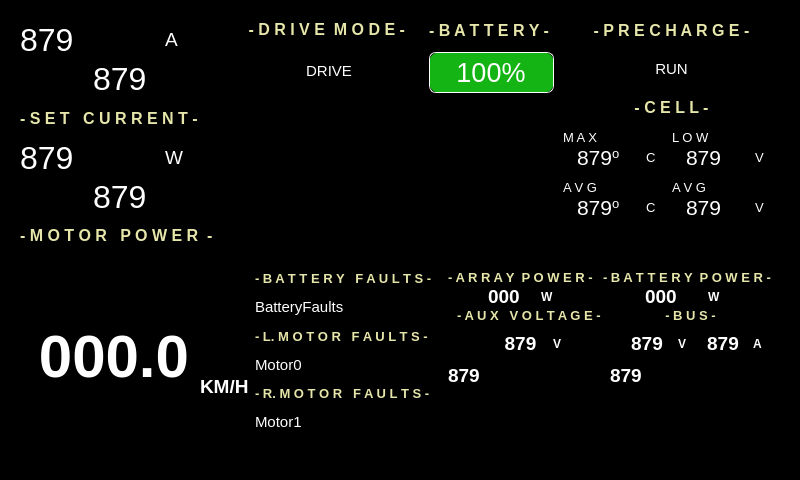
First picture: the form in src/ViewLayer/RaceModeDisplay/RaceModeDashboardUI.ui, repository UCSolarCarTeam/Epsilon-Dashboard, before the edit.
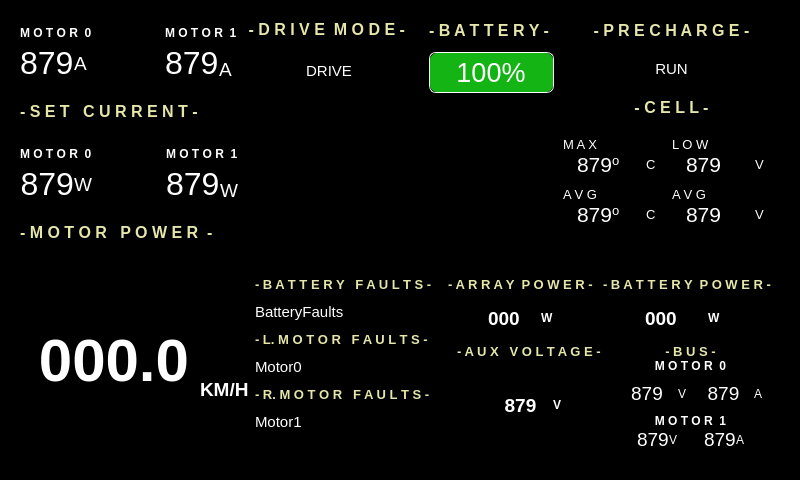
Second picture: the form after the edit. Icons and pictures are not drawn.

Commit message: added labels and organized the race and display mode dashboards to fit with individual motor data

The edit to the form file:
```diff
--- a/src/ViewLayer/RaceModeDisplay/RaceModeDashboardUI.ui
+++ b/src/ViewLayer/RaceModeDisplay/RaceModeDashboardUI.ui
@@ -529,47 +529,7 @@
                <property name="spacing">
                 <number>0</number>
                </property>
-               <item row="0" column="2">
-                <widget class="QLabel" name="motorPowerUnitsLabel">
-                 <property name="font">
-                  <font>
-                   <pointsize>14</pointsize>
-                   <weight>50</weight>
-                   <bold>false</bold>
-                  </font>
-                 </property>
-                 <property name="styleSheet">
-                  <string notr="true">QLabel {
-color: white;
-qproperty-alignment: 'AlignBottom | AlignLeft';
-}</string>
-                 </property>
-                 <property name="text">
-                  <string>W</string>
-                 </property>
-                </widget>
-               </item>
-               <item row="0" column="0" colspan="2">
-                <widget class="QLabel" name="motorZeroPowerLabel">
-                 <property name="font">
-                  <font>
-                   <pointsize>24</pointsize>
-                   <weight>50</weight>
-                   <bold>false</bold>
-                  </font>
-                 </property>
-                 <property name="styleSheet">
-                  <string notr="true">QLabel {
-color: white;
-qproperty-alignment: 'AlignBottom | AlignRight';
-}</string>
-                 </property>
-                 <property name="text">
-                  <string>879</string>
-                 </property>
-                </widget>
-               </item>
-               <item row="2" column="0" colspan="3">
+               <item row="3" column="0" colspan="3">
                 <widget class="QLabel" name="motorPowerTitleLabel">
                  <property name="font">
                   <font>
@@ -591,8 +551,113 @@
                  </property>
                 </widget>
                </item>
-               <item row="1" column="1">
+               <item row="1" column="0">
+                <layout class="QVBoxLayout" name="motorZeroPowerInfo">
+                 <item>
+                  <widget class="QLabel" name="motorZeroPowerTitleLabel">
+                   <property name="font">
+                    <font>
+                     <weight>75</weight>
+                     <bold>true</bold>
+                    </font>
+                   </property>
+                   <property name="styleSheet">
+                    <string notr="true">color: white;</string>
+                   </property>
+                   <property name="text">
+                    <string>M O T O R  0</string>
+                   </property>
+                  </widget>
+                 </item>
+                 <item>
+                  <layout class="QHBoxLayout" name="motorZeroPowerDataInfo">
+                   <item>
+                    <widget class="QLabel" name="motorZeroPowerLabel">
+                     <property name="sizePolicy">
+                      <sizepolicy hsizetype="Fixed" vsizetype="Preferred">
+                       <horstretch>0</horstretch>
+                       <verstretch>0</verstretch>
+                      </sizepolicy>
+                     </property>
+                     <property name="font">
+                      <font>
+                       <pointsize>24</pointsize>
+                       <weight>50</weight>
+                       <bold>false</bold>
+                      </font>
+                     </property>
+                     <property name="styleSheet">
+                      <string notr="true">QLabel {
+color: white;
+qproperty-alignment: 'AlignBottom | AlignRight';
+}</string>
+                     </property>
+                     <property name="text">
+                      <string>879</string>
+                     </property>
+                     <property name="alignment">
+                      <set>Qt::AlignBottom|Qt::AlignRight|Qt::AlignTrailing</set>
+                     </property>
+                    </widget>
+                   </item>
+                   <item>
+                    <widget class="QLabel" name="motorZeroPowerUnitsLabel">
+                     <property name="sizePolicy">
+                      <sizepolicy hsizetype="Fixed" vsizetype="Preferred">
+                       <horstretch>0</horstretch>
+                       <verstretch>0</verstretch>
+                      </sizepolicy>
+                     </property>
+                     <property name="font">
+                      <font>
+                       <pointsize>14</pointsize>
+                       <weight>50</weight>
+                       <bold>false</bold>
+                      </font>
+                     </property>
+                     <property name="styleSheet">
+                      <string notr="true">QLabel {
+color: white;
+qproperty-alignment: 'AlignBottom | AlignLeft';
+}</string>
+                     </property>
+                     <property name="text">
+                      <string>W</string>
+                     </property>
+                    </widget>
+                   </item>
+                  </layout>
+                 </item>
+                </layout>
+               </item>
+               <item row="1" column="2">
+                <layout class="QVBoxLayout" name="motorOnePowerInfo">
+                 <item>
+                  <widget class="QLabel" name="motorOnePowerTitleLabel">
+                   <property name="font">
+                    <font>
+                     <weight>75</weight>
+                     <bold>true</bold>
+                    </font>
+                   </property>
+                   <property name="styleSheet">
+                    <string notr="true">color: white;</string>
+                   </property>
+                   <property name="text">
+                    <string>M O T O R  1</string>
+                   </property>
+                  </widget>
+                 </item>
+                 <item>
+                  <layout class="QHBoxLayout" name="motorOnePowerDataInfo">
+                   <item>
                 <widget class="QLabel" name="motorOnePowerLabel">
+                     <property name="sizePolicy">
+                      <sizepolicy hsizetype="Fixed" vsizetype="Preferred">
+                       <horstretch>0</horstretch>
+                       <verstretch>0</verstretch>
+                      </sizepolicy>
+                     </property>
                  <property name="font">
                   <font>
                    <pointsize>24</pointsize>
@@ -608,6 +673,34 @@
                   <string>879</string>
                  </property>
                 </widget>
+                   </item>
+                   <item>
+                    <widget class="QLabel" name="motorOnePowerUnitsLabel">
+                     <property name="sizePolicy">
+                      <sizepolicy hsizetype="Fixed" vsizetype="Preferred">
+                       <horstretch>0</horstretch>
+                       <verstretch>0</verstretch>
+                      </sizepolicy>
+                     </property>
+                     <property name="font">
+                      <font>
+                       <pointsize>14</pointsize>
+                      </font>
+                     </property>
+                     <property name="styleSheet">
+                      <string notr="true">color: white;</string>
+                     </property>
+                     <property name="text">
+                      <string>W</string>
+                     </property>
+                     <property name="alignment">
+                      <set>Qt::AlignBottom|Qt::AlignLeading|Qt::AlignLeft</set>
+                     </property>
+                    </widget>
+                   </item>
+                  </layout>
+                 </item>
+                </layout>
                </item>
               </layout>
              </widget>
@@ -636,45 +729,7 @@
                <property name="spacing">
                 <number>0</number>
                </property>
-               <item row="0" column="2">
-                <widget class="QLabel" name="setCurrentUnitsLabel">
-                 <property name="font">
-                  <font>
-                   <pointsize>14</pointsize>
-                   <weight>50</weight>
-                   <bold>false</bold>
-                  </font>
-                 </property>
-                 <property name="styleSheet">
-                  <string notr="true">QLabel {
-color: white;
-qproperty-alignment: 'AlignBottom | AlignLeft';
-}</string>
-                 </property>
-                 <property name="text">
-                  <string>A</string>
-                 </property>
-                </widget>
-               </item>
-               <item row="0" column="0" colspan="2">
-                <widget class="QLabel" name="motorZeroSetCurrentLabel">
-                 <property name="font">
-                  <font>
-                   <pointsize>24</pointsize>
-                  </font>
-                 </property>
-                 <property name="styleSheet">
-                  <string notr="true">QLabel {
-color: white;
-qproperty-alignment: 'AlignBottom | AlignRight';
-}</string>
-                 </property>
-                 <property name="text">
-                  <string>879</string>
-                 </property>
-                </widget>
-               </item>
-               <item row="2" column="0" colspan="3">
+               <item row="4" column="0" colspan="3">
                 <widget class="QLabel" name="setCurrentTitleLabel">
                  <property name="font">
                   <font>
@@ -696,7 +751,89 @@
                  </property>
                 </widget>
                </item>
-               <item row="1" column="1">
+               <item row="3" column="0">
+                <layout class="QVBoxLayout" name="motorZeroSetCurrentInfo">
+                 <item>
+                  <widget class="QLabel" name="motorZeroSetCurrentTitleLabel">
+                   <property name="font">
+                    <font>
+                     <weight>75</weight>
+                     <bold>true</bold>
+                    </font>
+                   </property>
+                   <property name="styleSheet">
+                    <string notr="true">color: white;</string>
+                   </property>
+                   <property name="text">
+                    <string>M O T O R  0</string>
+                   </property>
+                  </widget>
+                 </item>
+                 <item>
+                  <layout class="QHBoxLayout" name="motorZeroSetCurrentDataInfo">
+                   <item>
+                    <widget class="QLabel" name="motorZeroSetCurrentLabel">
+                     <property name="font">
+                      <font>
+                       <pointsize>24</pointsize>
+                      </font>
+                     </property>
+                     <property name="styleSheet">
+                      <string notr="true">QLabel {
+color: white;
+qproperty-alignment: 'AlignBottom | AlignRight';
+}</string>
+                     </property>
+                     <property name="text">
+                      <string>879</string>
+                     </property>
+                    </widget>
+                   </item>
+                   <item>
+                    <widget class="QLabel" name="motorZeroSetCurrentUnitsLabel">
+                     <property name="font">
+                      <font>
+                       <pointsize>14</pointsize>
+                       <weight>50</weight>
+                       <bold>false</bold>
+                      </font>
+                     </property>
+                     <property name="styleSheet">
+                      <string notr="true">QLabel {
+color: white;
+qproperty-alignment: 'AlignBottom | AlignLeft';
+}</string>
+                     </property>
+                     <property name="text">
+                      <string>A</string>
+                     </property>
+                    </widget>
+                   </item>
+                  </layout>
+                 </item>
+                </layout>
+               </item>
+               <item row="3" column="2">
+                <layout class="QVBoxLayout" name="motorOneSetCurrentInfo">
+                 <item>
+                  <widget class="QLabel" name="motorOneSetCurrentTitleLabel">
+                   <property name="font">
+                    <font>
+                     <weight>75</weight>
+                     <bold>true</bold>
+                    </font>
+                   </property>
+                   <property name="styleSheet">
+                    <string notr="true">color: white;</string>
+                   </property>
+                   <property name="text">
+                    <string>M O T O R  1</string>
+                   </property>
+                  </widget>
+                 </item>
+                 <item>
+                  <layout class="QHBoxLayout" name="motorOneSetCurrentDataInfo">
+                   <item>
                 <widget class="QLabel" name="motorOneSetCurrentLabel">
                  <property name="font">
                   <font>
@@ -714,6 +851,28 @@
                  </property>
                 </widget>
                </item>
+                   <item>
+                    <widget class="QLabel" name="motorOneSetCurrentUnitsLabel">
+                     <property name="font">
+                      <font>
+                       <pointsize>14</pointsize>
+                      </font>
+                     </property>
+                     <property name="styleSheet">
+                      <string notr="true">color: white;</string>
+                     </property>
+                     <property name="text">
+                      <string>A</string>
+                     </property>
+                     <property name="alignment">
+                      <set>Qt::AlignBottom|Qt::AlignLeading|Qt::AlignLeft</set>
+                     </property>
+                    </widget>
+                   </item>
+                  </layout>
+                 </item>
+                </layout>
+               </item>
               </layout>
              </widget>
             </item>
@@ -2401,7 +2560,7 @@
              <number>0</number>
             </property>
             <property name="bottomMargin">
-             <number>64</number>
+             <number>0</number>
             </property>
             <item>
              <widget class="QWidget" name="arrayPowerWidget" native="true">
@@ -2989,7 +3148,28 @@
                    </widget>
                   </item>
                   <item>
-                   <widget class="QWidget" name="busInfoData" native="true">
+                   <layout class="QVBoxLayout" name="busInfoData">
+                    <item>
+                     <widget class="QLabel" name="motorZeroBusLabel">
+                      <property name="font">
+                       <font>
+                        <weight>75</weight>
+                        <bold>true</bold>
+                       </font>
+                      </property>
+                      <property name="styleSheet">
+                       <string notr="true">color: white;</string>
+                      </property>
+                      <property name="text">
+                       <string>M O T O R  0</string>
+                      </property>
+                      <property name="alignment">
+                       <set>Qt::AlignCenter</set>
+                      </property>
+                     </widget>
+                    </item>
+                    <item>
+                     <widget class="QWidget" name="motorZeroBusInfoData" native="true">
                     <property name="maximumSize">
                      <size>
                       <width>16777215</width>
@@ -3047,7 +3227,7 @@
                        <colorrole role="Window">
                         <brush brushstyle="SolidPattern">
                          <color alpha="255">
-                          <red>164</red>
+                            <red>0</red>
                           <green>0</green>
                           <blue>0</blue>
                          </color>
@@ -3103,7 +3283,7 @@
                        <colorrole role="Window">
                         <brush brushstyle="SolidPattern">
                          <color alpha="255">
-                          <red>164</red>
+                            <red>0</red>
                           <green>0</green>
                           <blue>0</blue>
                          </color>
@@ -3150,7 +3330,7 @@
                        <colorrole role="Base">
                         <brush brushstyle="SolidPattern">
                          <color alpha="255">
-                          <red>164</red>
+                            <red>0</red>
                           <green>0</green>
                           <blue>0</blue>
                          </color>
@@ -3159,7 +3339,7 @@
                        <colorrole role="Window">
                         <brush brushstyle="SolidPattern">
                          <color alpha="255">
-                          <red>164</red>
+                            <red>0</red>
                           <green>0</green>
                           <blue>0</blue>
                          </color>
@@ -3210,8 +3390,8 @@
                           <property name="font">
                            <font>
                             <pointsize>14</pointsize>
-                            <weight>75</weight>
-                            <bold>true</bold>
+                              <weight>50</weight>
+                              <bold>false</bold>
                            </font>
                           </property>
                           <property name="text">
@@ -3223,7 +3403,7 @@
                          </widget>
                         </item>
                         <item>
-                         <widget class="QLabel" name="busVoltageUnit">
+                           <widget class="QLabel" name="motorZeroBusVoltageUnitLabel">
                           <property name="sizePolicy">
                            <sizepolicy hsizetype="Fixed" vsizetype="Preferred">
                             <horstretch>0</horstretch>
@@ -3232,8 +3412,8 @@
                           </property>
                           <property name="font">
                            <font>
-                            <weight>75</weight>
-                            <bold>true</bold>
+                              <weight>50</weight>
+                              <bold>false</bold>
                            </font>
                           </property>
                           <property name="styleSheet">
@@ -3276,8 +3456,8 @@
                           <property name="font">
                            <font>
                             <pointsize>14</pointsize>
-                            <weight>75</weight>
-                            <bold>true</bold>
+                              <weight>50</weight>
+                              <bold>false</bold>
                            </font>
                           </property>
                           <property name="text">
@@ -3289,7 +3469,7 @@
                          </widget>
                         </item>
                         <item>
-                         <widget class="QLabel" name="busCurrentUnit">
+                           <widget class="QLabel" name="motorZeroBusCurrentUnitLabel">
                           <property name="sizePolicy">
                            <sizepolicy hsizetype="Fixed" vsizetype="Preferred">
                             <horstretch>0</horstretch>
@@ -3298,8 +3478,8 @@
                           </property>
                           <property name="font">
                            <font>
-                            <weight>75</weight>
-                            <bold>true</bold>
+                              <weight>50</weight>
+                              <bold>false</bold>
                            </font>
                           </property>
                           <property name="styleSheet">
@@ -3316,21 +3496,39 @@
                     </layout>
                    </widget>
                   </item>
-                 </layout>
-                </widget>
-               </item>
-              </layout>
-             </widget>
-            </item>
+                    <item>
+                     <widget class="QLabel" name="motorOneBusLabel">
+                      <property name="font">
+                       <font>
+                        <weight>75</weight>
+                        <bold>true</bold>
+                       </font>
+                      </property>
+                      <property name="text">
+                       <string>M O T O R  1</string>
+                      </property>
+                      <property name="alignment">
+                       <set>Qt::AlignCenter</set>
+                      </property>
+                     </widget>
+                    </item>
             <item>
-             <layout class="QHBoxLayout" name="horizontalLayout">
+                     <layout class="QHBoxLayout" name="motorOneBusInfoData">
+                      <item>
+                       <layout class="QHBoxLayout" name="horizontalLayout_40">
               <item>
                <widget class="QLabel" name="motorOneBusVoltageLabel">
+                          <property name="sizePolicy">
+                           <sizepolicy hsizetype="Fixed" vsizetype="Preferred">
+                            <horstretch>0</horstretch>
+                            <verstretch>0</verstretch>
+                           </sizepolicy>
+                          </property>
                 <property name="font">
                  <font>
                   <pointsize>14</pointsize>
-                  <weight>75</weight>
-                  <bold>true</bold>
+                            <weight>50</weight>
+                            <bold>false</bold>
                  </font>
                 </property>
                 <property name="text">
@@ -3338,13 +3536,42 @@
                 </property>
                </widget>
               </item>
+                        <item>
+                         <widget class="QLabel" name="motorOneBusVoltageUnitLabel">
+                          <property name="sizePolicy">
+                           <sizepolicy hsizetype="Fixed" vsizetype="Preferred">
+                            <horstretch>0</horstretch>
+                            <verstretch>0</verstretch>
+                           </sizepolicy>
+                          </property>
+                          <property name="font">
+                           <font>
+                            <weight>50</weight>
+                            <bold>false</bold>
+                           </font>
+                          </property>
+                          <property name="text">
+                           <string>V</string>
+                          </property>
+                         </widget>
+                        </item>
+                       </layout>
+                      </item>
+                      <item>
+                       <layout class="QHBoxLayout" name="horizontalLayout_39">
               <item>
                <widget class="QLabel" name="motorOneBusCurrentLabel">
+                          <property name="sizePolicy">
+                           <sizepolicy hsizetype="Fixed" vsizetype="Preferred">
+                            <horstretch>0</horstretch>
+                            <verstretch>0</verstretch>
+                           </sizepolicy>
+                          </property>
                 <property name="font">
                  <font>
                   <pointsize>14</pointsize>
-                  <weight>75</weight>
-                  <bold>true</bold>
+                            <weight>50</weight>
+                            <bold>false</bold>
                  </font>
                 </property>
                 <property name="text">
@@ -3352,7 +3579,39 @@
                 </property>
                </widget>
               </item>
-             </layout>
+                        <item>
+                         <widget class="QLabel" name="motorOneBusCurrentUnitLabel">
+                          <property name="sizePolicy">
+                           <sizepolicy hsizetype="Fixed" vsizetype="Preferred">
+                            <horstretch>0</horstretch>
+                            <verstretch>0</verstretch>
+                           </sizepolicy>
+                          </property>
+                          <property name="font">
+                           <font>
+                            <weight>50</weight>
+                            <bold>false</bold>
+                           </font>
+                          </property>
+                          <property name="styleSheet">
+                           <string notr="true">color:white;</string>
+                          </property>
+                          <property name="text">
+                           <string>A</string>
+                          </property>
+                         </widget>
+                        </item>
+                       </layout>
+                      </item>
+                     </layout>
+                    </item>
+                   </layout>
+                  </item>
+                 </layout>
+                </widget>
+               </item>
+              </layout>
+             </widget>
             </item>
            </layout>
           </widget>
```
Lines whose indentation alone changed are shown as unchanged. The commit also changes 1 other file.
